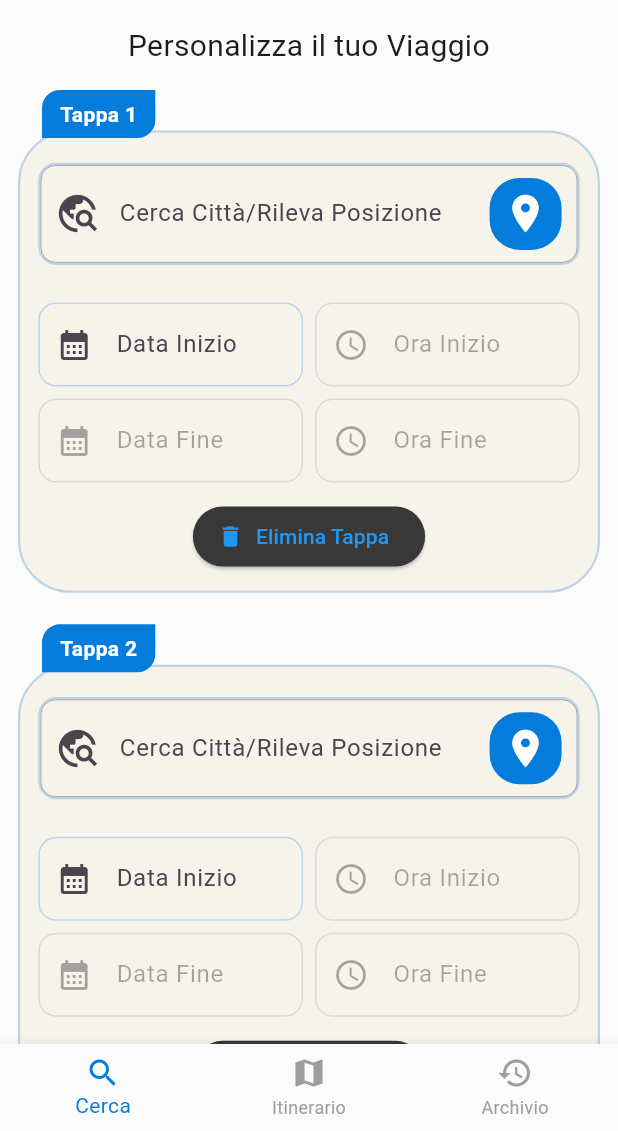
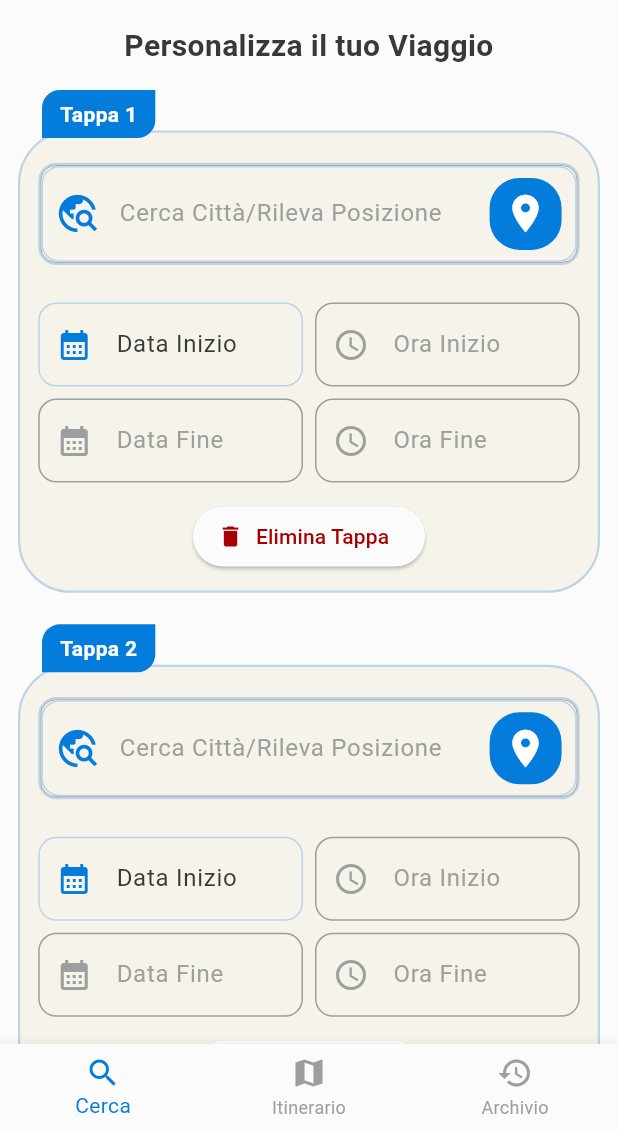
Before and after one commit to alessandrosaddo/CicerAI, a Flutter app: the screen it shows after launch, after a tap on the "add" icon, on a phone screen of 412 x 824 dp, the part 105-1236 px from its top. Run offline on Flutter 3.47's test engine with Material 3 defaults, Android fonts, the phone set to English and light mode, and no system bars; drawn by our look-alikes of google_places_flutter; our stand-ins replace flutter_dotenv, geocoding, geolocator, google_fonts.

Commit message:
Fixed light and dark theme management

```diff
--- a/lib/screens/home_screen.dart
+++ b/lib/screens/home_screen.dart
@@ -3,7 +3,6 @@ import 'package:flutter/material.dart';
 import 'package:cicer_ai/widgets/tappa/tappa_widget.dart';
 import 'package:cicer_ai/models/tappa_data.dart';
 
-// ItinerarioPage
 class HomeScreen extends StatefulWidget {
   const HomeScreen({super.key});
 
@@ -38,9 +37,13 @@ class _HomeScreenState extends State<HomeScreen> {
         padding: const EdgeInsets.symmetric(horizontal: 0, vertical: 16),
         child: Column(
           children: [
-            const Text(
+            Text(
               "Personalizza il tuo Viaggio",
-              style: TextStyle(fontSize: 20),
+              style: TextStyle(
+                fontSize: 20,
+                color: AppColors.text(context),
+                fontWeight: FontWeight.w600,
+              ),
               textAlign: TextAlign.center,
             ),
             const SizedBox(height: 30),
@@ -60,9 +63,7 @@ class _HomeScreenState extends State<HomeScreen> {
                     onDelete: () => _removeTappa(index),
                     onUpdate: _updateTappa,
                     showControls: tappeData.length > 1,
-                    canDelete:
-                        tappeData.length >
-                        1, // Mostra elimina solo se ci sono più tappe
+                    canDelete: tappeData.length > 1,
                   ),
                 );
               },
@@ -73,14 +74,18 @@ class _HomeScreenState extends State<HomeScreen> {
               mainAxisAlignment: MainAxisAlignment.center,
               children: [
                 FloatingActionButton(
-                  backgroundColor: AppColors.lightPrimary,
+                  backgroundColor: AppColors.primary(context),
                   onPressed: _addTappa,
                   child: const Icon(Icons.add, color: Colors.white),
                 ),
                 const SizedBox(width: 10),
-                const Text(
+                Text(
                   "Aggiungi Tappa",
-                  style: TextStyle(fontSize: 16, fontWeight: FontWeight.w500),
+                  style: TextStyle(
+                    fontSize: 16,
+                    fontWeight: FontWeight.w500,
+                    color: AppColors.text(context),
+                  ),
                 ),
               ],
             ),
--- a/lib/themes/app_theme.dart
+++ b/lib/themes/app_theme.dart
@@ -2,22 +2,56 @@ import 'package:flutter/material.dart';
 import 'colors.dart';
 
 class AppTheme {
+  // ==================== TEMA CHIARO ====================
   static ThemeData lightTheme = ThemeData(
     brightness: Brightness.light,
     primaryColor: AppColors.lightPrimary,
     scaffoldBackgroundColor: AppColors.lightBackground,
+
+
+    // AppBar
     appBarTheme: AppBarTheme(
       backgroundColor: AppColors.lightBackground,
       foregroundColor: AppColors.lightText,
     ),
 
+
+    // BottomNavigationBar
     bottomNavigationBarTheme: BottomNavigationBarThemeData(
       selectedItemColor: AppColors.lightPrimary,
       unselectedItemColor: Colors.grey,
       backgroundColor: AppColors.lightBackground,
     ),
+
+
+    // TextField
+    inputDecorationTheme: InputDecorationTheme(
+      border: OutlineInputBorder(
+        borderRadius: BorderRadius.circular(12),
+        borderSide: BorderSide(color: AppColors.lightBorderColor),
+      ),
+      enabledBorder: OutlineInputBorder(
+        borderRadius: BorderRadius.circular(12),
+        borderSide: BorderSide(color: AppColors.lightBorderColor),
+      ),
+      focusedBorder: OutlineInputBorder(
+        borderRadius: BorderRadius.circular(12),
+        borderSide: BorderSide(color: AppColors.lightBorderColor),
+      ),
+      disabledBorder: OutlineInputBorder(
+        borderRadius: BorderRadius.circular(12),
+        borderSide: BorderSide(color: AppColors.lightDisabledText),
+      ),
+      prefixIconColor: AppColors.lightIconColor,
+      hintStyle: TextStyle(color: AppColors.lightHintText),
+    ),
+
+
   );
 
+
+
+  // ==================== TEMA SCURO ====================
   static ThemeData darkTheme = ThemeData(
     brightness: Brightness.dark,
     primaryColor: AppColors.darkPrimary,
@@ -32,5 +66,29 @@ class AppTheme {
       unselectedItemColor: Colors.grey,
       backgroundColor: AppColors.darkBackground,
     ),
+
+    // TextField
+    inputDecorationTheme: InputDecorationTheme(
+      border: OutlineInputBorder(
+        borderRadius: BorderRadius.circular(12),
+        borderSide: BorderSide(color: AppColors.darkBorderColor),
+      ),
+      enabledBorder: OutlineInputBorder(
+        borderRadius: BorderRadius.circular(12),
+        borderSide: BorderSide(color: AppColors.darkBorderColor),
+      ),
+      focusedBorder: OutlineInputBorder(
+        borderRadius: BorderRadius.circular(12),
+        borderSide: BorderSide(color: AppColors.darkBorderColor),
+      ),
+      disabledBorder: OutlineInputBorder(
+        borderRadius: BorderRadius.circular(12),
+        borderSide: BorderSide(color: AppColors.darkDisabledText),
+      ),
+      prefixIconColor: AppColors.darkIconColor,
+      hintStyle: TextStyle(color: AppColors.darkHintText),
+    ),
   );
+
+
 }
--- a/lib/themes/colors.dart
+++ b/lib/themes/colors.dart
@@ -1,6 +1,9 @@
 import 'package:flutter/material.dart';
 
 class AppColors {
+
+  // ==================== COLORI ====================
+
   // Tema Chiaro
   static const lightBackground = Color(0xFFFBFBFB);
   static const lightPrimary = Color(0xFF047CDB);
@@ -8,10 +11,102 @@ class AppColors {
   static const lightText = Color(0xFF393838);
   static const lightBorderColor = Color(0xFFBDD4E7);
   static const lightWidgetBackground = Color(0xFFF6F3EB);
+  static const lightIconColor = lightPrimary;
+  static const lightHintText = Colors.grey;
+  static const lightDisabledText = Colors.grey;
+  static const lightDelete = lightBackground;
+  static const lightTextDelete = Color(0xFFA80000);
+  static const lightDivider = lightBorderColor;
+
 
   // Tema Scuro
   static const darkBackground = Color(0xFF0F0F0F);
   static const darkPrimary = Color(0xFF047CDB);
   static const darkSecondary = Color(0xFF171717);
   static const darkText = Color(0xFFFFFFFF);
+  static const darkBorderColor = Color(0xFF2A2A2A);
+  static const darkWidgetBackground = Color(0xFF1A1A1A);
+  static const darkIconColor = darkPrimary;
+  static const darkHintText = Color(0xFF757575);
+  static const darkDisabledText = Color(0xFF616161);
+  static const darkDelete = darkBackground;
+  static const darkTextDelete = Color(0xFFE34415);
+  static const darkDivider = darkBorderColor;
+
+
+
+
+  // ==================== HELPER ====================
+
+  static Color primary(BuildContext context) {
+    return Theme.of(context).brightness == Brightness.light
+        ? lightPrimary
+        : darkPrimary;
+  }
+
+  static Color background(BuildContext context) {
+    return Theme.of(context).brightness == Brightness.light
+        ? lightBackground
+        : darkBackground;
+  }
+
+  static Color text(BuildContext context) {
+    return Theme.of(context).brightness == Brightness.light
+        ? lightText
+        : darkText;
+  }
+
+  static Color border(BuildContext context) {
+    return Theme.of(context).brightness == Brightness.light
+        ? lightBorderColor
+        : darkBorderColor;
+  }
+
+  static Color widgetBackground(BuildContext context) {
+    return Theme.of(context).brightness == Brightness.light
+        ? lightWidgetBackground
+        : darkWidgetBackground;
+  }
+
+  static Color icon(BuildContext context) {
+    return Theme.of(context).brightness == Brightness.light
+        ? lightIconColor
+        : darkIconColor;
+  }
+
+  static Color hintText(BuildContext context) {
+    return Theme.of(context).brightness == Brightness.light
+        ? lightHintText
+        : darkHintText;
+  }
+
+  static Color disabledText(BuildContext context) {
+    return Theme.of(context).brightness == Brightness.light
+        ? lightDisabledText
+        : darkDisabledText;
+  }
+
+  static Color secondary(BuildContext context) {
+    return Theme.of(context).brightness == Brightness.light
+        ? lightSecondary
+        : darkSecondary;
+  }
+
+  static Color divider(BuildContext context) {
+    return Theme.of(context).brightness == Brightness.light
+        ? lightDivider
+        : darkDivider;
+  }
+
+  static Color delete(BuildContext context) {
+    return Theme.of(context).brightness == Brightness.light
+        ? lightDelete
+        : darkDelete;
+  }
+
+  static Color deleteColorText(BuildContext context) {
+    return Theme.of(context).brightness == Brightness.light
+        ? lightTextDelete
+        : darkTextDelete;
+  }
 }
--- a/lib/widgets/tappa/tappa_widget_view.dart
+++ b/lib/widgets/tappa/tappa_widget_view.dart
@@ -30,18 +30,16 @@ class TappaWidgetView extends StatelessWidget {
           padding: const EdgeInsets.all(12),
           margin: const EdgeInsets.all(12),
           decoration: BoxDecoration(
-            color: AppColors.lightWidgetBackground,
-            border: Border.all(color: AppColors.lightBorderColor, width: 1.5),
+            color: AppColors.widgetBackground(context),
+            border: Border.all(color: AppColors.border(context), width: 1.5),
             borderRadius: BorderRadius.circular(35),
           ),
           child: Column(
             mainAxisSize: MainAxisSize.min,
             children: [
               const SizedBox(height: 8),
-
               // Ricerca e GPS
               buildRicercaLuogo(context),
-
               const SizedBox(height: 25),
 
                 // Inizio tappa
@@ -119,7 +117,7 @@ class TappaWidgetView extends StatelessWidget {
               // Mostra il pulsante elimina solo se canDelete è true
               if (canDelete) ...[
                 const SizedBox(height: 12),
-                _buildDeleteButton(),
+                _buildDeleteButton(context),
               ],
             ],
           ),
@@ -133,7 +131,7 @@ class TappaWidgetView extends StatelessWidget {
             child: Container(
               padding: const EdgeInsets.symmetric(horizontal: 12, vertical: 6),
               decoration: BoxDecoration(
-                color: AppColors.lightPrimary,
+                color: AppColors.primary(context),
                 borderRadius: const BorderRadius.only(
                   topLeft: Radius.circular(12),
                   bottomRight: Radius.circular(12),
@@ -159,7 +157,7 @@ class TappaWidgetView extends StatelessWidget {
   Widget buildRicercaLuogo(BuildContext context) {
     return Container(
       decoration: BoxDecoration(
-        border: Border.all(color: AppColors.lightBorderColor, width: 1.5),
+        border: Border.all(color: AppColors.border(context), width: 1.5),
         borderRadius: BorderRadius.circular(12),
       ),
       child: Stack(
@@ -169,18 +167,23 @@ class TappaWidgetView extends StatelessWidget {
             googleAPIKey: dotenv.env['GOOGLE_API_KEY'] ?? '',
             inputDecoration: InputDecoration(
               hintText: controller.isLoadingLocation ? "" : "Cerca Città/Rileva Posizione",
+              hintStyle: TextStyle(color: AppColors.hintText(context)),
               border: InputBorder.none,
-              prefixIcon: const Icon(Icons.travel_explore, size: 30),
+              prefixIcon: Icon(
+                Icons.travel_explore,
+                size: 30,
+                color: AppColors.icon(context),
+              ),
               suffixIcon: Row(
                 mainAxisSize: MainAxisSize.min,
                 children: [
-                  // Pulsante X per cancellare
+                  // X per cancellare
                   if (controller.cittaController.text.isNotEmpty)
                     IconButton(
                       onPressed: () => controller.clearCity(),
-                      icon: const Icon(
+                      icon: Icon(
                         Icons.clear,
-                        color: Colors.grey,
+                        color: AppColors.hintText(context),
                         size: 24,
                       ),
                     ),
@@ -188,7 +191,7 @@ class TappaWidgetView extends StatelessWidget {
                   Container(
                     margin: const EdgeInsets.only(right: 10),
                     decoration: BoxDecoration(
-                      color: AppColors.lightPrimary,
+                      color: AppColors.primary(context),
                       borderRadius: BorderRadius.circular(20),
                     ),
                     child: IconButton(
@@ -219,17 +222,20 @@ class TappaWidgetView extends StatelessWidget {
                     horizontal: 16,
                     vertical: 1,
                   ),
-                  leading: const Icon(
+                  leading: Icon(
                     Icons.location_on,
-                    color: AppColors.lightPrimary,
+                    color: AppColors.primary(context),
                   ),
                   title: Text(
                     prediction.description ?? "",
-                    style: const TextStyle(fontWeight: FontWeight.bold),
+                    style: TextStyle(
+                      fontWeight: FontWeight.bold,
+                      color: AppColors.text(context),
+                    ),
                   ),
                   subtitle: Text(
                     prediction.structuredFormatting?.secondaryText ?? "",
-                    style: const TextStyle(color: Colors.grey),
+                    style: TextStyle(color: AppColors.hintText(context)),
                   ),
                 ),
               );
@@ -239,7 +245,7 @@ class TappaWidgetView extends StatelessWidget {
               child: Divider(
                 height: 0.5,
                 thickness: 0.2,
-                color: AppColors.lightBorderColor,
+                color: AppColors.divider(context),
               ),
             ),
             itemClick: (Prediction prediction) {
@@ -266,12 +272,12 @@ class TappaWidgetView extends StatelessWidget {
                       SizedBox(
                         width: 20,
                         height: 20,
-                        child: CircularProgressIndicator(strokeWidth: 2.5,color: AppColors.lightPrimary,),
+                        child: CircularProgressIndicator(strokeWidth: 2.5,color: AppColors.primary(context),),
                       ),
                       SizedBox(width: 12),
                       Text(
                         "Rilevamento posizione...",
-                        style: TextStyle(color: Colors.grey, fontSize: 16),
+                        style: TextStyle(color:  AppColors.hintText(context), fontSize: 16),
                       ),
                     ],
                   ),
@@ -297,15 +303,16 @@ class TappaWidgetView extends StatelessWidget {
       onTap: onTap,
       decoration: InputDecoration(
         labelText: label,
-        prefixIcon: const Icon(Icons.calendar_month),
-        border: OutlineInputBorder(borderRadius: BorderRadius.circular(12)),
-        enabledBorder: OutlineInputBorder(
-          borderRadius: BorderRadius.circular(12),
-          borderSide: BorderSide(color: AppColors.lightBorderColor),
+        labelStyle: TextStyle(
+          color: enabled
+              ? AppColors.text(context)
+              : AppColors.disabledText(context),
         ),
-        focusedBorder: OutlineInputBorder(
-          borderRadius: BorderRadius.circular(12),
-          borderSide: BorderSide(color: AppColors.lightBorderColor),
+        prefixIcon: Icon(
+          Icons.calendar_month,
+          color: enabled
+              ? AppColors.icon(context)
+              : AppColors.disabledText(context),
         ),
       ),
     );
@@ -325,28 +332,29 @@ class TappaWidgetView extends StatelessWidget {
       onTap: onTap,
       decoration: InputDecoration(
         labelText: label,
-        prefixIcon: const Icon(Icons.access_time),
-        border: OutlineInputBorder(borderRadius: BorderRadius.circular(12)),
-        enabledBorder: OutlineInputBorder(
-          borderRadius: BorderRadius.circular(12),
-          borderSide: BorderSide(color: AppColors.lightBorderColor),
+        labelStyle: TextStyle(
+          color: enabled
+              ? AppColors.text(context)
+              : AppColors.disabledText(context),
         ),
-        focusedBorder: OutlineInputBorder(
-          borderRadius: BorderRadius.circular(12),
-          borderSide: BorderSide(color: AppColors.lightBorderColor),
+        prefixIcon: Icon(
+          Icons.access_time,
+          color: enabled
+              ? AppColors.icon(context)
+              : AppColors.disabledText(context),
         ),
       ),
     );
   }
 
-  Widget _buildDeleteButton() {
+  Widget _buildDeleteButton(BuildContext context) {
     return ElevatedButton.icon(
       onPressed: onDelete,
       icon: const Icon(Icons.delete),
       label: const Text("Elimina Tappa"),
       style: ElevatedButton.styleFrom(
-        backgroundColor: AppColors.lightText,
-        foregroundColor: Colors.blue,
+        backgroundColor: AppColors.delete(context),
+        foregroundColor: AppColors.deleteColorText(context),
         shape: RoundedRectangleBorder(borderRadius: BorderRadius.circular(20)),
       ),
     );
```
